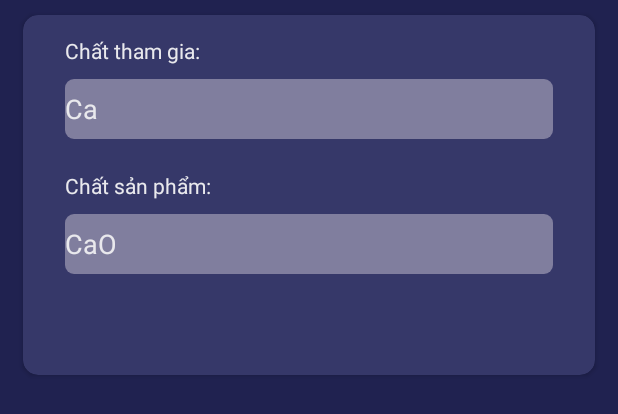
After one commit to minhman318/SimpleChem, an Android app: the layout home.xml on its own in the app's theme, with its tools: preview values and no code run, on a phone screen of 412 x 824 dp. The commit adds this screen. Shown: the top 414 px of the screen. Run offline under Robolectric (Android 15) with nearby library versions, the phone set to English and light mode, and no system bars.

Commit message:
Home layout

```diff
--- a/app/build.gradle
+++ b/app/build.gradle
@@ -25,4 +25,6 @@ dependencies {
     testImplementation 'junit:junit:4.12'
     androidTestImplementation 'com.android.support.test:runner:1.0.2'
     androidTestImplementation 'com.android.support.test.espresso:espresso-core:3.0.2'
+    implementation 'com.android.support:cardview-v7:27.1.1'
+    implementation 'com.android.support:design:27.1.1'
 }
--- /dev/null
+++ b/app/src/main/res/drawable/rounded_edt.xml
@@ -0,0 +1,14 @@
+<?xml version="1.0" encoding="utf-8"?>
+<shape xmlns:android="http://schemas.android.com/apk/res/android">
+
+    <solid android:color="#807E9E" />
+
+    <corners
+        android:topLeftRadius="6dp"
+        android:topRightRadius="6dp"
+        android:bottomLeftRadius="6dp"
+        android:bottomRightRadius="6dp"
+        />
+
+
+</shape>
--- /dev/null
+++ b/app/src/main/res/layout/home.xml
@@ -0,0 +1,63 @@
+<?xml version="1.0" encoding="utf-8"?>
+<LinearLayout xmlns:android="http://schemas.android.com/apk/res/android"
+    xmlns:app="http://schemas.android.com/apk/res-auto"
+    android:background="@color/colorPrimaryDark"
+    android:layout_width="match_parent"
+    android:layout_height="match_parent">
+
+    <android.support.v7.widget.CardView
+        android:layout_width="match_parent"
+        android:layout_height="240dp"
+        app:cardCornerRadius="10dp"
+        android:layout_marginHorizontal="15dp"
+        android:layout_alignParentTop="true"
+        app:cardBackgroundColor="@color/colorAccent"
+        android:layout_centerHorizontal="true"
+        android:layout_marginTop="10dp">
+        <LinearLayout
+            android:layout_width="match_parent"
+            android:orientation="vertical"
+            android:layout_marginHorizontal="28dp"
+            android:layout_height="wrap_content">
+            <TextView
+                android:layout_width="wrap_content"
+                android:layout_height="wrap_content"
+                android:text="Chất tham gia:"
+                android:layout_marginTop="14dp"
+                android:textSize="14dp"
+
+                android:textColor="@color/textColor"/>
+            <EditText
+                android:layout_marginTop="9dp"
+                android:background="@drawable/rounded_edt"
+                android:text="Ca"
+                android:textSize="18dp"
+                android:height="40dp"
+                android:textColor="@color/textColor"
+                android:layout_width="match_parent"
+                android:layout_height="wrap_content" />
+            <TextView
+                android:layout_width="wrap_content"
+                android:layout_height="wrap_content"
+                android:text="Chất sản phẩm:"
+                android:layout_marginTop="21dp"
+                android:textSize="14dp"
+
+                android:textColor="@color/textColor"/>
+            <EditText
+                android:layout_marginTop="9dp"
+                android:background="@drawable/rounded_edt"
+                android:text="CaO"
+                android:textSize="18dp"
+                android:height="40dp"
+                android:textColor="@color/textColor"
+                android:layout_width="match_parent"
+                android:layout_height="wrap_content" />
+
+        </LinearLayout>
+
+
+
+    </android.support.v7.widget.CardView>
+
+</LinearLayout>
--- /dev/null
+++ b/app/src/main/res/layout/introduction.xml
@@ -0,0 +1,16 @@
+<?xml version="1.0" encoding="utf-8"?>
+<RelativeLayout
+    xmlns:android="http://schemas.android.com/apk/res/android"
+    android:layout_width="match_parent"
+    android:background="@color/colorPrimaryDark"
+    android:layout_height="match_parent">
+    <TextView
+        android:layout_width="match_parent"
+        android:text="@string/app_name"
+        android:textAlignment="center"
+        android:layout_centerVertical="true"
+        android:textColor="@color/textColor"
+        android:textSize="32dp"
+        android:layout_height="wrap_content"/>
+
+</RelativeLayout>
--- a/app/src/main/res/values/colors.xml
+++ b/app/src/main/res/values/colors.xml
@@ -1,6 +1,8 @@
 <?xml version="1.0" encoding="utf-8"?>
 <resources>
-    <color name="colorPrimary">#3F51B5</color>
-    <color name="colorPrimaryDark">#303F9F</color>
-    <color name="colorAccent">#FF4081</color>
+    <color name="colorPrimary">#222357</color>
+    <color name="colorPrimaryDark">#202250</color>
+    <color name="colorAccent">#363869</color>
+    <color name="textColor">#E9E9ED</color>
+    <color name="edittextColor">#807E9E</color>
 </resources>
```
